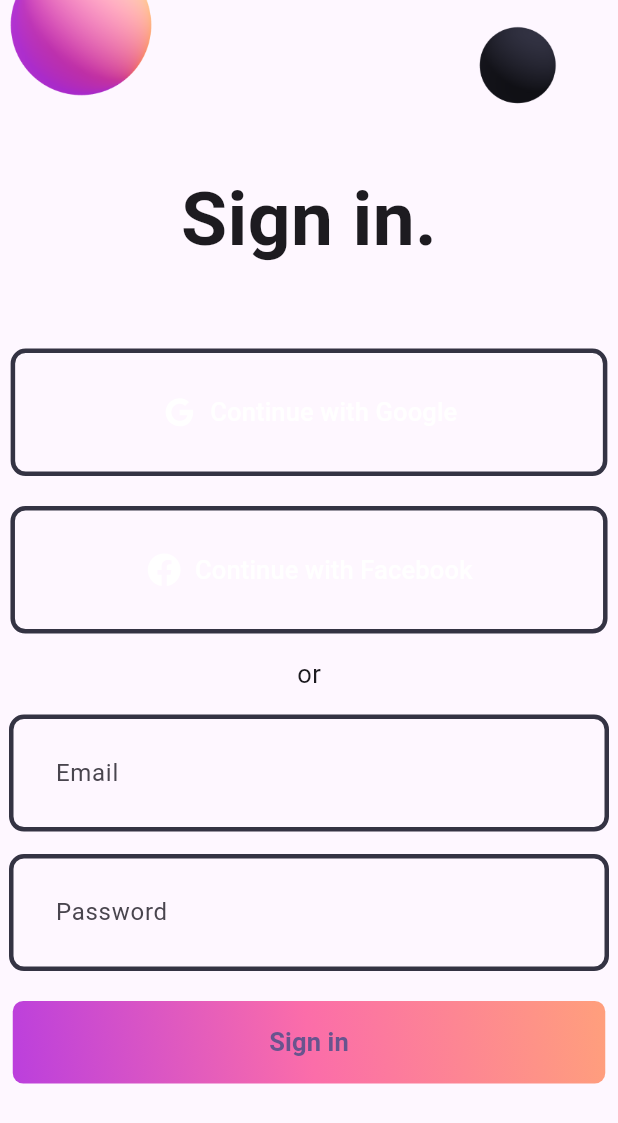
After one commit to zeelbhanderi/bloc_project, a Flutter app: the LoginScreen screen opened directly, on a phone screen of 412 x 824 dp. The commit adds this screen. Shown: the top 1123 px of the screen. Run offline on Flutter 3.47's test engine with Material 3 defaults, Android fonts, the phone set to English and light mode, and no system bars; our stand-ins replace bloc, flutter_bloc, flutter_svg.

Commit message:
upload ui

```diff
--- a/lib/home_page.dart
+++ b/lib/home_page.dart
@@ -2,6 +2,7 @@ import 'package:bloc_project/project/todo_app_bloc/todo_bloc_list.dart';
 import 'package:flutter/material.dart';
 
 import 'project/counter_app_cubit/counter_app_cubit.dart';
+import 'project/login-ui/login_screen.dart';
 import 'project/todo_app/todo_cubit_list.dart';
 
 class MyHomePage extends StatefulWidget {
@@ -46,6 +47,7 @@ final List<Project> projectList = [
   Project('Counter App', 'A simple counter app.', const CounterApp()),
   Project('TODO App Cubit', 'A simple todo app using cubit',  TodoCubitList()),
   Project('TODO App Bloc', 'A simple todo app using cubit',  TodoLisBloc()),
+  Project('Login Bloc', 'A simple login app using bloc',  LoginScreen()),
 ];
 
 class Project {
--- a/lib/main.dart
+++ b/lib/main.dart
@@ -1,7 +1,6 @@
 import 'package:bloc_project/home_page.dart';
 import 'package:bloc_project/project/counter_app_cubit/bloc/counter_bloc.dart';
 import 'package:bloc_project/project/todo_app/cubit/todo_cubit.dart';
-import 'package:bloc_project/project/todo_app/todo_cubit_list.dart';
 import 'package:bloc_project/project/todo_app_bloc/bloc/todo_bloc.dart';
 import 'package:flutter/material.dart';
 import 'package:flutter_bloc/flutter_bloc.dart';
--- a/lib/project/counter_app_cubit/counter_app_cubit.dart
+++ b/lib/project/counter_app_cubit/counter_app_cubit.dart
@@ -10,7 +10,6 @@ class CounterApp extends StatelessWidget {
 
   @override
   Widget build(BuildContext context) {
-    final counterCube = BlocProvider.of<CounterCubit>(context);
     return Scaffold(
       appBar: AppBar(
         title: const Text('Counter App Using Cubit'),
--- /dev/null
+++ b/lib/project/login-ui/login_screen.dart
@@ -0,0 +1,52 @@
+import 'package:flutter/material.dart';
+
+import 'widgets/gradient_button.dart';
+import 'widgets/login_field.dart';
+import 'widgets/social_button.dart';
+
+class LoginScreen extends StatelessWidget {
+  const LoginScreen({Key? key}) : super(key: key);
+
+  @override
+  Widget build(BuildContext context) {
+    return Scaffold(
+      body: SingleChildScrollView(
+        child: Center(
+          child: Column(
+            children: [
+              Image.asset('assets/images/signin_balls.png'),
+              const Text(
+                'Sign in.',
+                style: TextStyle(
+                  fontWeight: FontWeight.bold,
+                  fontSize: 50,
+                ),
+              ),
+              const SizedBox(height: 50),
+              const SocialButton(iconPath: 'assets/svgs/g_logo.svg', label: 'Continue with Google'),
+              const SizedBox(height: 20),
+              const SocialButton(
+                iconPath: 'assets/svgs/f_logo.svg',
+                label: 'Continue with Facebook',
+                horizontalPadding: 90,
+              ),
+              const SizedBox(height: 15),
+              const Text(
+                'or',
+                style: TextStyle(
+                  fontSize: 17,
+                ),
+              ),
+              const SizedBox(height: 15),
+              const LoginField(hintText: 'Email'),
+              const SizedBox(height: 15),
+              const LoginField(hintText: 'Password'),
+              const SizedBox(height: 20),
+              const GradientButton(),
+            ],
+          ),
+        ),
+      ),
+    );
+  }
+}
--- /dev/null
+++ b/lib/project/login-ui/pallete.dart
@@ -0,0 +1,10 @@
+import 'package:flutter/material.dart';
+
+class Pallete {
+  static const Color backgroundColor = Color.fromRGBO(24, 24, 32, 1);
+  static const Color gradient1 = Color.fromRGBO(187, 63, 221, 1);
+  static const Color gradient2 = Color.fromRGBO(251, 109, 169, 1);
+  static const Color gradient3 = Color.fromRGBO(255, 159, 124, 1);
+  static const Color borderColor = Color.fromRGBO(52, 51, 67, 1);
+  static const Color whiteColor = Colors.white;
+}
--- /dev/null
+++ b/lib/project/login-ui/widgets/gradient_button.dart
@@ -0,0 +1,40 @@
+import 'package:flutter/material.dart';
+
+import '../pallete.dart';
+
+class GradientButton extends StatelessWidget {
+  const GradientButton({Key? key}) : super(key: key);
+
+  @override
+  Widget build(BuildContext context) {
+    return Container(
+      decoration: BoxDecoration(
+        gradient: const LinearGradient(
+          colors: [
+            Pallete.gradient1,
+            Pallete.gradient2,
+            Pallete.gradient3,
+          ],
+          begin: Alignment.bottomLeft,
+          end: Alignment.topRight,
+        ),
+        borderRadius: BorderRadius.circular(7),
+      ),
+      child: ElevatedButton(
+        onPressed: () {},
+        style: ElevatedButton.styleFrom(
+          fixedSize: const Size(395, 55),
+          backgroundColor: Colors.transparent,
+          shadowColor: Colors.transparent,
+        ),
+        child: const Text(
+          'Sign in',
+          style: TextStyle(
+            fontWeight: FontWeight.w600,
+            fontSize: 17,
+          ),
+        ),
+      ),
+    );
+  }
+}
--- /dev/null
+++ b/lib/project/login-ui/widgets/login_field.dart
@@ -0,0 +1,40 @@
+import 'package:flutter/material.dart';
+
+import '../pallete.dart';
+
+class LoginField extends StatelessWidget {
+  final String hintText;
+  const LoginField({
+    Key? key,
+    required this.hintText,
+  }) : super(key: key);
+
+  @override
+  Widget build(BuildContext context) {
+    return ConstrainedBox(
+      constraints: const BoxConstraints(
+        maxWidth: 400,
+      ),
+      child: TextFormField(
+        decoration: InputDecoration(
+          contentPadding: const EdgeInsets.all(27),
+          enabledBorder: OutlineInputBorder(
+            borderSide: const BorderSide(
+              color: Pallete.borderColor,
+              width: 3,
+            ),
+            borderRadius: BorderRadius.circular(10),
+          ),
+          focusedBorder: OutlineInputBorder(
+            borderSide: const BorderSide(
+              color: Pallete.gradient2,
+              width: 3,
+            ),
+            borderRadius: BorderRadius.circular(10),
+          ),
+          hintText: hintText,
+        ),
+      ),
+    );
+  }
+}
--- /dev/null
+++ b/lib/project/login-ui/widgets/social_button.dart
@@ -0,0 +1,45 @@
+import 'package:flutter/material.dart';
+import 'package:flutter_svg/svg.dart';
+
+import '../pallete.dart';
+
+class SocialButton extends StatelessWidget {
+  final String iconPath;
+  final String label;
+  final double horizontalPadding;
+  const SocialButton({
+    Key? key,
+    required this.iconPath,
+    required this.label,
+    this.horizontalPadding = 100,
+  }) : super(key: key);
+
+  @override
+  Widget build(BuildContext context) {
+    return TextButton.icon(
+      onPressed: () {},
+      icon: SvgPicture.asset(
+        iconPath,
+        width: 25,
+        color: Pallete.whiteColor,
+      ),
+      label: Text(
+        label,
+        style: const TextStyle(
+          color: Pallete.whiteColor,
+          fontSize: 17,
+        ),
+      ),
+      style: TextButton.styleFrom(
+        padding: EdgeInsets.symmetric(vertical: 30, horizontal: horizontalPadding),
+        shape: RoundedRectangleBorder(
+          side: const BorderSide(
+            color: Pallete.borderColor,
+            width: 3,
+          ),
+          borderRadius: BorderRadius.circular(10),
+        ),
+      ),
+    );
+  }
+}
--- a/lib/project/todo_app_bloc/bloc/todo_bloc.dart
+++ b/lib/project/todo_app_bloc/bloc/todo_bloc.dart
@@ -19,11 +19,10 @@ class TodoBloc extends Bloc<TodoEvent, TodoState> {
     });
     on<EditTodo>((event, emit) {
       final index = todos.indexWhere((todo) => todo.id == event.todo.id);
-
-      // print(event.todo.toJson());
-      // TodoModel todo = todos.firstWhere((element) => element.id == event.todo.id);
-      // print(todo..toJson());
-      // print(todos);
+      if (index != -1) {
+        todos[index] = event.todo;
+        emit(TodoLoaded(List.from(todos)));
+      }
       emit(TodoLoaded(todos));
     });
   }
--- a/lib/project/todo_app_bloc/todo_bloc_list.dart
+++ b/lib/project/todo_app_bloc/todo_bloc_list.dart
@@ -63,7 +63,7 @@ class TodoLisBloc extends StatelessWidget {
           Navigator.push(
               context,
               MaterialPageRoute(
-                builder: (context) => AddTodoScreen(),
+                builder: (context) => const AddTodoScreen(),
               ));
         },
         child: const Icon(Icons.add),
```
Also changed, not shown: pubspec.yaml (+4 -3 lines), assets/images/signin_balls.png (added), assets/svgs/f_logo.svg (added), assets/svgs/g_logo.svg (added), pubspec.lock.
